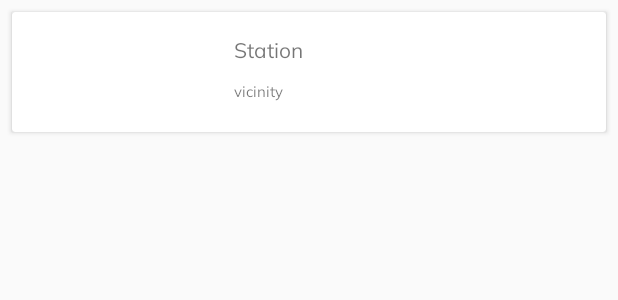
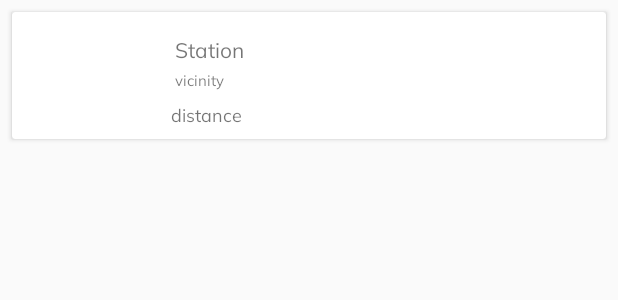
Before and after one commit to BartoszDabek/SimpleFinder, an Android app: the layout gas_station.xml on its own in the app's theme, with its tools: preview values and no code run, on a phone screen of 412 x 824 dp. Shown: the top 300 px of the screen. Run offline under Robolectric (Android 15) with nearby library versions, the phone set to English and light mode, and no system bars.

Commit message:
add api for calculating distance between user position and target gas station position / filtering this data and display for user in sorted order

```diff
--- a/app/src/main/java/bdabek/com/simplefinder/ResultList.kt
+++ b/app/src/main/java/bdabek/com/simplefinder/ResultList.kt
@@ -7,6 +7,7 @@ import android.util.Log
 import bdabek.com.simplefinder.adapters.GasStationAdapter
 import bdabek.com.simplefinder.models.GasStation
 import kotlinx.android.synthetic.main.activity_result_list.*
+import java.util.*
 
 
 class ResultList : AppCompatActivity() {
@@ -17,6 +18,10 @@ class ResultList : AppCompatActivity() {
 
         val stationList = intent.getParcelableArrayListExtra<GasStation>("gas_station_list")
 
+        Collections.sort(stationList) { lhs, rhs ->
+            lhs.distanceInMeters.compareTo(rhs.distanceInMeters)
+        }
+
         Log.d("2 PARCELABLE LISTA", stationList.toString())
 
         recyclerView.setHasFixedSize(true)
--- a/app/src/main/java/bdabek/com/simplefinder/adapters/GasStationAdapter.kt
+++ b/app/src/main/java/bdabek/com/simplefinder/adapters/GasStationAdapter.kt
@@ -26,6 +26,7 @@ class GasStationAdapter(private val context : Context, private val stationList:
 
         holder?.stationName?.text = station.name
         holder?.stationVicinity?.text = station.vicinity
+        holder?.stationDistance?.text = station.distance
         Picasso.with(context)
                 .load(station.icon)
                 .into(holder?.stationIcon)
@@ -48,6 +49,7 @@ class GasStationAdapter(private val context : Context, private val stationList:
     inner class GasStationViewHolder(itemView: View?) : RecyclerView.ViewHolder(itemView) {
         val stationName = itemView?.tvstation
         val stationVicinity = itemView?.tvvicinity
+        val stationDistance = itemView?.tvdistance
         val stationIcon = itemView?.icon
         val constraintLayout = itemView?.constraintLayout
     }
--- a/app/src/main/res/layout/gas_station.xml
+++ b/app/src/main/res/layout/gas_station.xml
@@ -1,6 +1,7 @@
 <?xml version="1.0" encoding="utf-8"?>
 <RelativeLayout xmlns:android="http://schemas.android.com/apk/res/android"
     xmlns:app="http://schemas.android.com/apk/res-auto"
+    xmlns:tools="http://schemas.android.com/tools"
     android:layout_width="match_parent"
     android:layout_height="match_parent">
 
@@ -27,13 +28,13 @@
                 android:id="@+id/tvstation"
                 android:layout_width="152dp"
                 android:layout_height="wrap_content"
-                android:layout_marginEnd="96dp"
+                android:layout_marginEnd="8dp"
                 android:layout_marginStart="8dp"
                 android:layout_marginTop="16dp"
                 android:fontFamily="@font/muli"
                 android:text="Station"
                 app:layout_constraintEnd_toEndOf="parent"
-                app:layout_constraintHorizontal_bias="1.0"
+                app:layout_constraintHorizontal_bias="0.109"
                 app:layout_constraintStart_toEndOf="@+id/icon"
                 app:layout_constraintTop_toTopOf="parent" />
 
@@ -41,19 +42,16 @@
                 android:id="@+id/tvvicinity"
                 android:layout_width="152dp"
                 android:layout_height="wrap_content"
-                android:layout_marginBottom="8dp"
-                android:layout_marginEnd="96dp"
+                android:layout_marginEnd="8dp"
                 android:layout_marginStart="8dp"
-                android:layout_marginTop="8dp"
+                android:layout_marginTop="4dp"
                 android:fontFamily="@font/muli"
                 android:text="vicinity"
                 android:textSize="10sp"
-                app:layout_constraintBottom_toBottomOf="parent"
                 app:layout_constraintEnd_toEndOf="parent"
-                app:layout_constraintHorizontal_bias="1.0"
+                app:layout_constraintHorizontal_bias="0.109"
                 app:layout_constraintStart_toEndOf="@+id/icon"
-                app:layout_constraintTop_toBottomOf="@+id/tvstation"
-                app:layout_constraintVertical_bias="0.2" />
+                app:layout_constraintTop_toBottomOf="@+id/tvstation" />
 
             <ImageView
                 android:id="@+id/icon"
@@ -66,6 +64,24 @@
                 app:layout_constraintStart_toStartOf="parent"
                 app:layout_constraintTop_toTopOf="parent"
                 app:srcCompat="@drawable/common_full_open_on_phone" />
+
+            <TextView
+                android:id="@+id/tvdistance"
+                android:layout_width="70dp"
+                android:layout_height="wrap_content"
+                android:layout_marginBottom="8dp"
+                android:layout_marginEnd="8dp"
+                android:layout_marginStart="8dp"
+                android:layout_marginTop="8dp"
+                android:fontFamily="@font/muli"
+                android:text="distance"
+                android:textSize="12sp"
+                app:layout_constraintBottom_toBottomOf="parent"
+                app:layout_constraintEnd_toEndOf="parent"
+                app:layout_constraintHorizontal_bias="0.057"
+                app:layout_constraintStart_toEndOf="@+id/icon"
+                app:layout_constraintTop_toBottomOf="@+id/tvvicinity"
+                app:layout_constraintVertical_bias="0.0" />
         </android.support.constraint.ConstraintLayout>
     </android.support.v7.widget.CardView>
 
```
Also changed, not shown: app/src/main/java/bdabek/com/simplefinder/MainActivity.kt (+33 -12 lines), app/src/main/java/bdabek/com/simplefinder/api/Api.kt (+7 -0 lines), app/src/main/java/bdabek/com/simplefinder/models/Distance.kt (added, +48 -0 lines), app/src/main/java/bdabek/com/simplefinder/models/GasStation.kt (+8 -2 lines).
